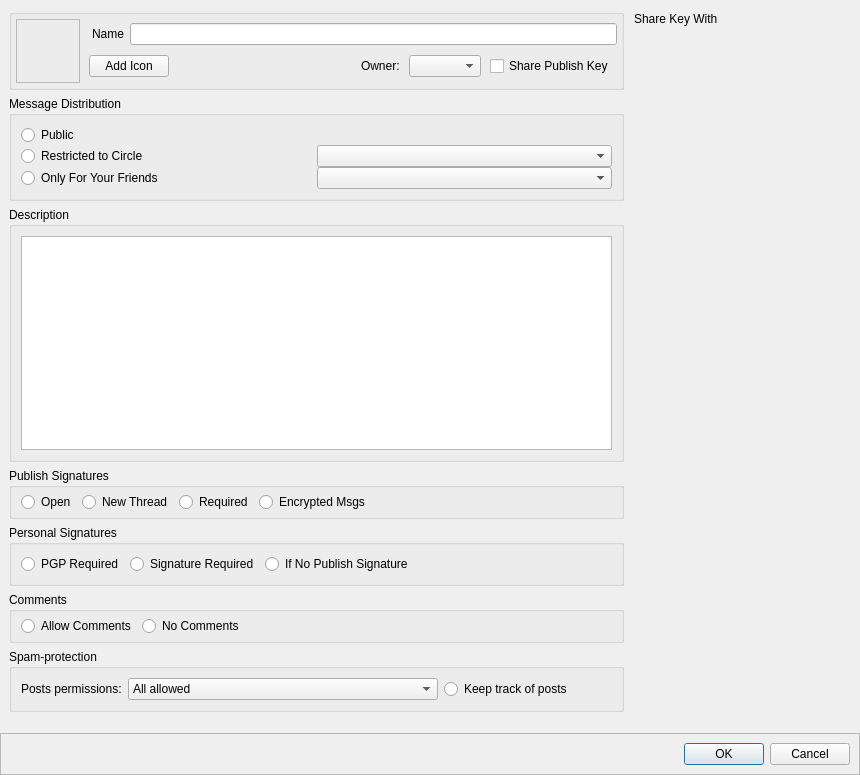
The window that retroshare-gui/src/gui/gxs/GxsGroupDialog.ui (RetroShare/RetroShare) describes before a commit, drawn with Qt 5.
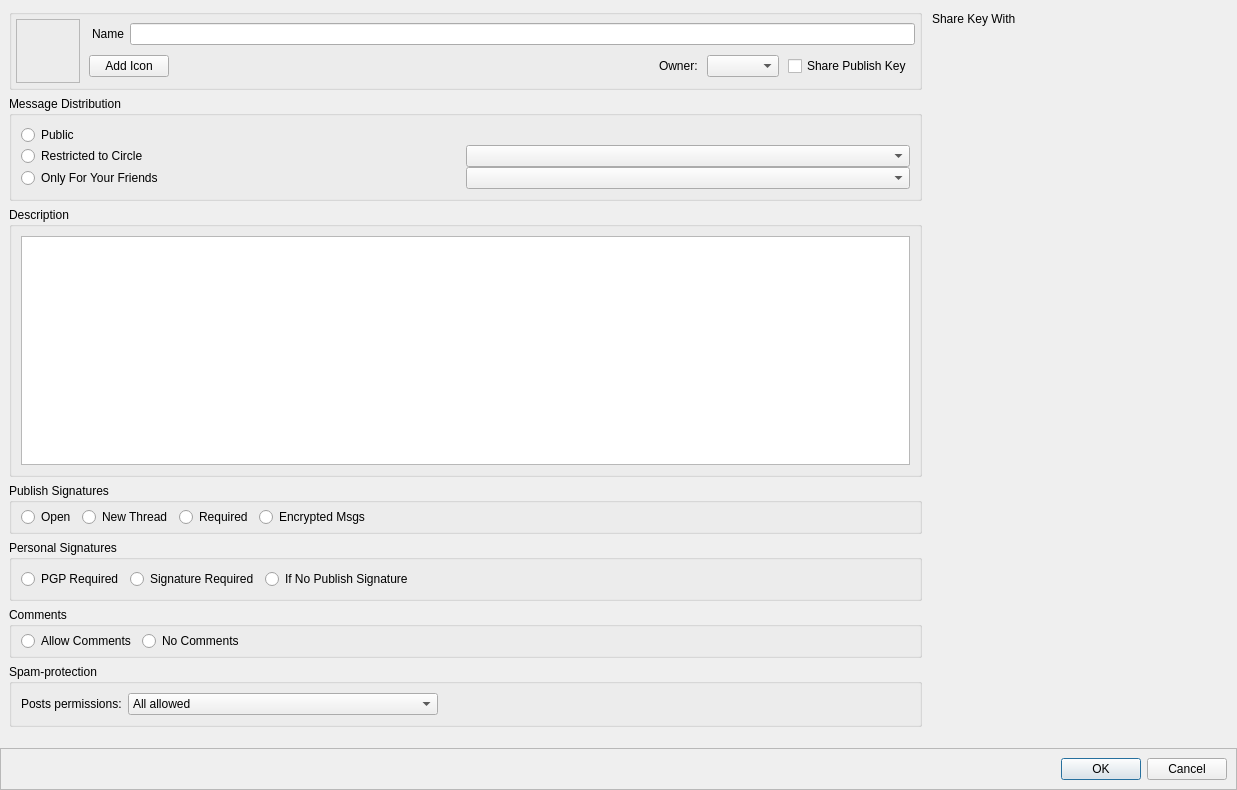
The same window after the commit. Icons and pictures are not drawn. Custom widgets are drawn as their Qt base class.

Commit message: removed the possibility of GXS groups to keep track of post origin before release, as it is too intrusive as compared to the benefits

Patch:
```diff
--- a/retroshare-gui/src/gui/gxs/GxsGroupDialog.ui
+++ b/retroshare-gui/src/gui/gxs/GxsGroupDialog.ui
@@ -6,8 +6,8 @@
    <rect>
     <x>0</x>
     <y>0</y>
-    <width>860</width>
-    <height>775</height>
+    <width>1237</width>
+    <height>790</height>
    </rect>
   </property>
   <property name="windowTitle">
@@ -582,16 +582,6 @@
             </item>
            </widget>
           </item>
-          <item>
-           <widget class="QRadioButton" name="antiSpam_trackMessages">
-            <property name="toolTip">
-             <string>&lt;html&gt;&lt;head/&gt;&lt;body&gt;&lt;p align=&quot;justify&quot;&gt;This feature allows Retroshare to locally keep a record of who forwarded each message to you, for the last 10 days. Although useless if alone (and already available whatsoever) this information can be used by a group of teamed-up friends to easily locate a source of spams. To be used with care, since it significantly decreases the anonymity of message posts.&lt;/p&gt;&lt;/body&gt;&lt;/html&gt;</string>
-            </property>
-            <property name="text">
-             <string>Keep track of posts</string>
-            </property>
-           </widget>
-          </item>
           <item>
            <spacer name="horizontalSpacer_8">
             <property name="orientation">
```
The commit also changes 7 other files.
